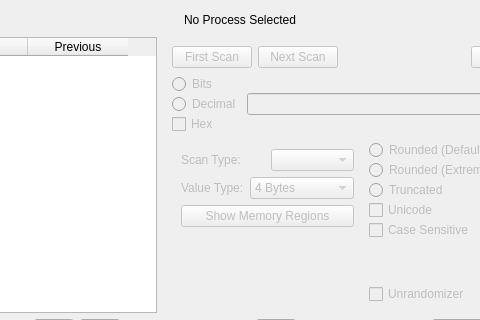
Qt form GUI/mainwindow.ui (korcankaraokcu/PINCE) before a commit; both pictures show x 182 to 662 and y 0 to 320 of the 751 by 659 pixel window.
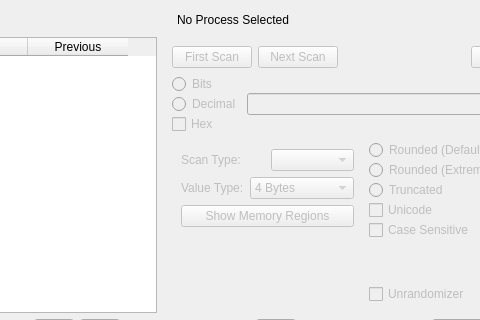
The same form after that commit.

Commit message: Removed the support for non-stop mode GUI Update Minor bugfixes

```diff
--- a/GUI/mainwindow.ui
+++ b/GUI/mainwindow.ui
@@ -112,6 +112,13 @@
         </property>
        </widget>
       </item>
+      <item>
+       <widget class="QLabel" name="label_InferiorStatus">
+        <property name="text">
+         <string/>
+        </property>
+       </widget>
+      </item>
       <item>
        <spacer name="horizontalSpacer_5">
         <property name="orientation">
```
The commit also changes 7 other files.
